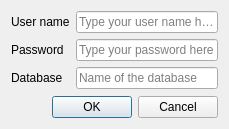
Old version of the form foeconnectiondetails.ui in the repository sgh/FOE.
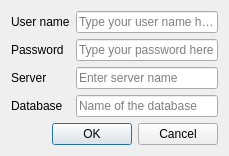
New version of the form.

Commit message: Added server-name option in connection settings.

What changed in the file:
```diff
--- a/foeconnectiondetails.ui
+++ b/foeconnectiondetails.ui
@@ -7,7 +7,7 @@
     <x>0</x>
     <y>0</y>
     <width>229</width>
-    <height>129</height>
+    <height>154</height>
    </rect>
   </property>
   <property name="windowTitle">
@@ -16,6 +16,9 @@
   <layout class="QVBoxLayout" name="verticalLayout">
    <item>
     <layout class="QFormLayout" name="formLayout">
+     <property name="fieldGrowthPolicy">
+      <enum>QFormLayout::AllNonFixedFieldsGrow</enum>
+     </property>
      <item row="0" column="0">
       <widget class="QLabel" name="label">
        <property name="text">
@@ -47,7 +50,14 @@
        </property>
       </widget>
      </item>
-     <item row="2" column="1">
+     <item row="3" column="0">
+      <widget class="QLabel" name="label_3">
+       <property name="text">
+        <string>Database</string>
+       </property>
+      </widget>
+     </item>
+     <item row="3" column="1">
       <widget class="QLineEdit" name="database">
        <property name="placeholderText">
         <string>Name of the database</string>
@@ -55,9 +65,16 @@
       </widget>
      </item>
      <item row="2" column="0">
-      <widget class="QLabel" name="label_3">
+      <widget class="QLabel" name="label_4">
        <property name="text">
-        <string>Database</string>
+        <string>Server</string>
+       </property>
+      </widget>
+     </item>
+     <item row="2" column="1">
+      <widget class="QLineEdit" name="servername">
+       <property name="placeholderText">
+        <string>Enter server name</string>
        </property>
       </widget>
      </item>
```
Left out of the diff: 1 changed line with no effect on the pictures. The commit also changes 3 other files.
